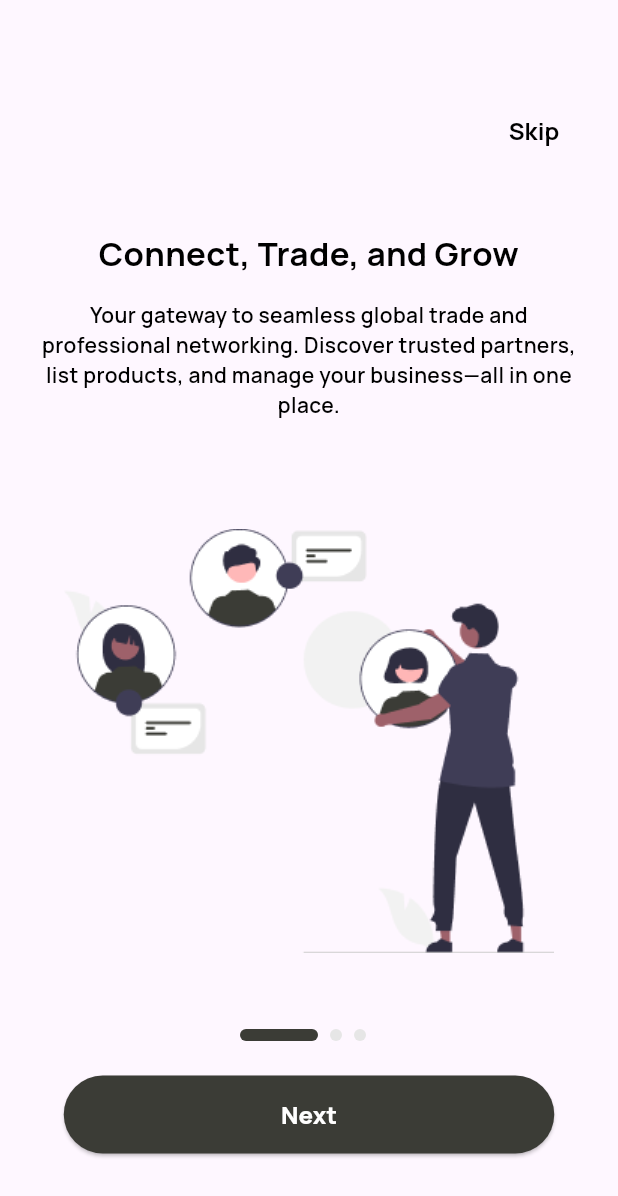
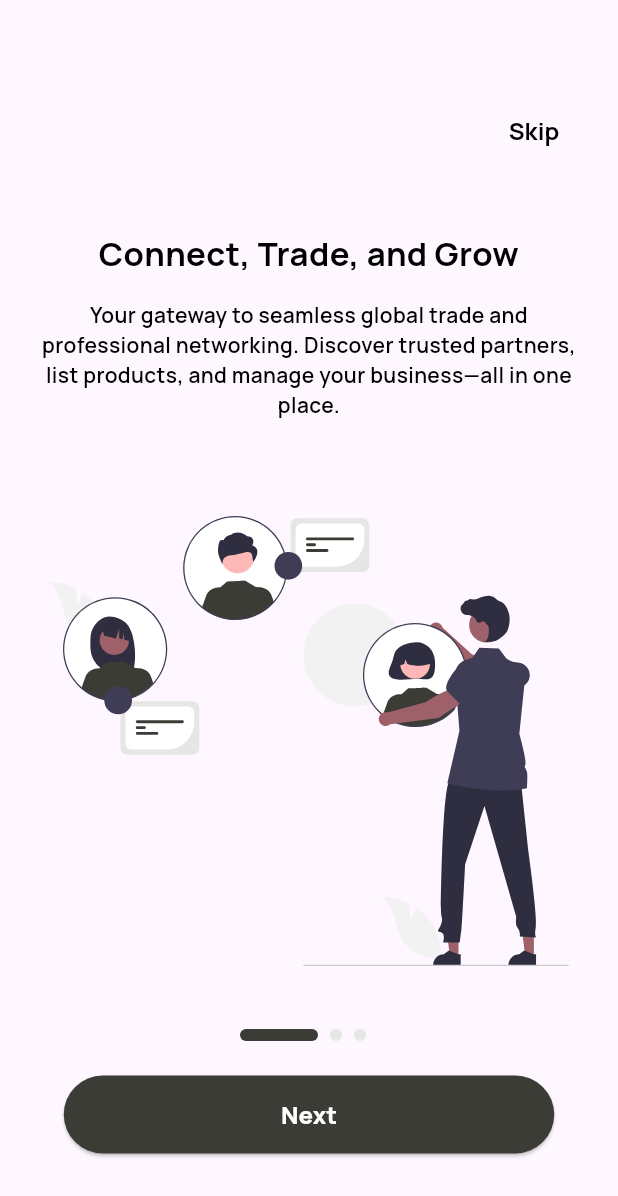
Before and after one commit to Buy-From-Egypt/BuyFromEgypt-MobileApp, a Flutter app: the SignUpView screen opened by its route, after a tap on an icon or button, on a phone screen of 412 x 824 dp. Shown: the top 1196 px of the screen. Run offline on Flutter 3.47's test engine with Material 3 defaults, Android fonts, the phone set to English and light mode, and no system bars; our stand-ins replace flutter_svg, font_awesome_flutter, solar_icons; project files that could hold a hidden picture were left out.

Commit message:
change assets

```diff
--- a/lib/features/auth/presentation/widgets/custom_text_field.dart
+++ b/lib/features/auth/presentation/widgets/custom_text_field.dart
@@ -1,6 +1,7 @@
 import 'package:buy_from_egypt/core/utils/app_colors.dart';
 import 'package:buy_from_egypt/core/utils/styles.dart';
 import 'package:flutter/material.dart';
+import 'package:flutter_svg/flutter_svg.dart';
 import 'package:solar_icons/solar_icons.dart';
 
 class CustomTextField extends StatefulWidget {
@@ -38,7 +39,7 @@ class _CustomTextFieldState extends State<CustomTextField> {
         children: [
           const SizedBox(width: 24),
           if (widget.imagePath != null)
-            Image.asset(widget.imagePath!, width: 24, height: 24)
+            SvgPicture.asset(widget.imagePath!, width: 24, height: 24)
           else if (widget.icon != null)
             Icon(widget.icon, size: 24, color: AppColors.primary),
           const SizedBox(width: 16),
--- a/lib/features/auth/presentation/widgets/signup_form.dart
+++ b/lib/features/auth/presentation/widgets/signup_form.dart
@@ -39,7 +39,7 @@ class SignUpForm extends StatelessWidget {
               const SizedBox(height: 16),
               const LabeledTextField(
                 label: 'Email Address',
-                imagePath: 'assets/images/Messages.png',
+                imagePath: 'assets/images/Message.svg',
                 hintText: 'example@gmail.com',
               ),
               const SizedBox(height: 16),
--- a/lib/features/onboarding/presentation/views/onboarding_screens.dart
+++ b/lib/features/onboarding/presentation/views/onboarding_screens.dart
@@ -19,19 +19,19 @@ class _OnboardingScreenState extends State<OnboardingScreen> {
       "title": "Connect, Trade, and Grow",
       "description":
           "Your gateway to seamless global trade and professional networking. Discover trusted partners, list products, and manage your business—all in one place.",
-      "image": "assets/images/undraw_connecting-teams_nnjy 1.png",
+      "image": "assets/images/undraw_connecting-teams_nnjy 1.svg",
     },
     {
       "title": "Let's Tailor Your Journey",
       "description":
           "Choose your role, industry, and preferences to unlock a personalized experience and maximize your success.",
-      "image": "assets/images/undraw_advanced-customization_7ms4.png",
+      "image": "assets/images/undraw_advanced-customization_7ms4.svg",
     },
     {
       "title": "Discover Trusted Suppliers",
       "description":
           "No more guesswork! Access a global marketplace of verified suppliers, negotiate the best deals, and import with confidence.",
-      "image": "assets/images/undraw_map_cuix 1.png",
+      "image": "assets/images/undraw_map_cuix 1.svg",
     }
   ];
 
--- a/lib/features/onboarding/presentation/widgets/onboarding_content.dart
+++ b/lib/features/onboarding/presentation/widgets/onboarding_content.dart
@@ -1,6 +1,7 @@
 
 import 'package:buy_from_egypt/core/utils/styles.dart';
 import 'package:flutter/material.dart';
+import 'package:flutter_svg/flutter_svg.dart';
 
 class OnboardingContent extends StatelessWidget {
   final String title, description, image;
@@ -39,7 +40,7 @@ class OnboardingContent extends StatelessWidget {
             textAlign: TextAlign.center,
           ),
           const SizedBox(height: 64),
-          Image.asset(image, height: 300),
+          SvgPicture.asset(image, height: 300),
         ],
       ),
     );
--- a/lib/features/splash/presentation/views/splash_view.dart
+++ b/lib/features/splash/presentation/views/splash_view.dart
@@ -2,6 +2,7 @@ import 'package:buy_from_egypt/core/utils/app_colors.dart';
 import 'package:buy_from_egypt/core/utils/app_routes.dart';
 import 'package:flutter/material.dart';
 import 'dart:async';
+
 
 class SplashView extends StatefulWidget {
   const SplashView({super.key});
```
Also changed, not shown: assets/images/Message.svg (added), assets/images/Messages.png (deleted), assets/images/Rectangle.svg (added), assets/images/buy from egypt logo m 1.svg (added), assets/images/undraw_advanced-customization_7ms4.png (deleted), assets/images/undraw_advanced-customization_7ms4.svg (added), assets/images/undraw_connecting-teams_nnjy 1.png (deleted), assets/images/undraw_connecting-teams_nnjy 1.svg (added), assets/images/undraw_map_cuix 1.png (deleted), assets/images/undraw_map_cuix 1.svg (added).
